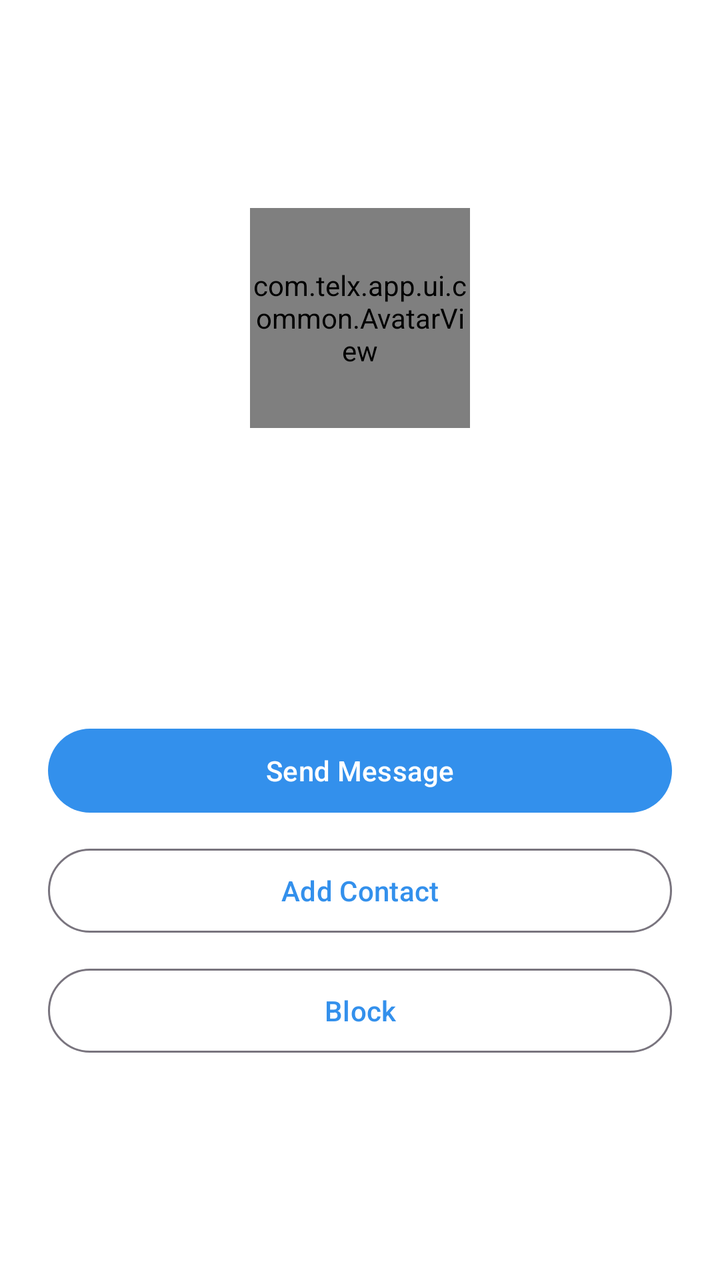
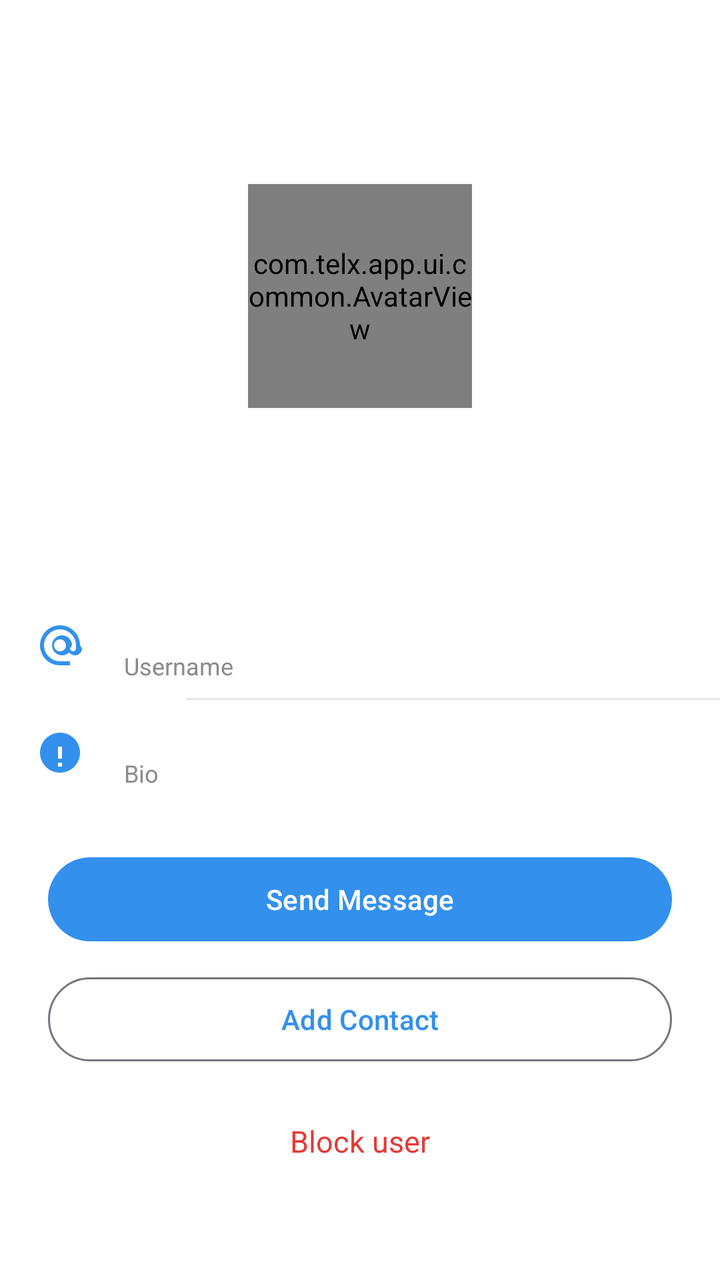

Two renders of the same Android screen: before a commit and after it. Below are the layout's source before the change and the commit's diff.
<!-- AndroidManifest.xml: activity theme Theme.TelX.NoActionBar -->
<!-- res/layout/activity_user_profile.xml -->
<?xml version="1.0" encoding="utf-8"?>
<LinearLayout xmlns:android="http://schemas.android.com/apk/res/android" xmlns:app="http://schemas.android.com/apk/res-auto" xmlns:tools="http://schemas.android.com/tools"
    android:layout_width="match_parent" android:layout_height="match_parent"
    android:orientation="vertical" android:background="@color/window_bg">
    <androidx.appcompat.widget.Toolbar android:id="@+id/up_toolbar"
        android:layout_width="match_parent" android:layout_height="?attr/actionBarSize"
        android:background="@color/toolbar_bg" />
    <ScrollView android:layout_width="match_parent" android:layout_height="match_parent">
        <LinearLayout android:layout_width="match_parent" android:layout_height="wrap_content"
            android:orientation="vertical" android:gravity="center_horizontal" android:padding="24dp">
            <com.telx.app.ui.common.AvatarView android:id="@+id/up_avatar" android:layout_width="110dp" android:layout_height="110dp" android:layout_marginTop="16dp" />
            <TextView android:id="@+id/up_name" android:layout_width="wrap_content" android:layout_height="wrap_content"
                android:layout_marginTop="16dp" android:textSize="22sp" android:textStyle="bold" android:textColor="@color/text_primary" />
            <TextView android:id="@+id/up_status" android:layout_width="wrap_content" android:layout_height="wrap_content"
                android:layout_marginTop="2dp" android:textSize="13sp" android:textColor="@color/tg_blue" />
            <TextView android:id="@+id/up_username" android:layout_width="wrap_content" android:layout_height="wrap_content"
                android:layout_marginTop="12dp" android:textSize="15sp" android:textColor="@color/tg_blue" />
            <TextView android:id="@+id/up_bio" android:layout_width="wrap_content" android:layout_height="wrap_content"
                android:layout_marginTop="6dp" android:textSize="14sp" android:textColor="@color/text_secondary" android:gravity="center" />
            <com.google.android.material.button.MaterialButton android:id="@+id/up_message"
                android:layout_width="match_parent" android:layout_height="50dp" android:layout_marginTop="24dp"
                android:text="Send Message" app:cornerRadius="25dp" />
            <com.google.android.material.button.MaterialButton android:id="@+id/up_contact"
                style="@style/Widget.Material3.Button.OutlinedButton"
                android:layout_width="match_parent" android:layout_height="50dp" android:layout_marginTop="10dp"
                android:text="Add Contact" app:cornerRadius="25dp" />
            <com.google.android.material.button.MaterialButton android:id="@+id/up_block"
                style="@style/Widget.Material3.Button.OutlinedButton"
                android:layout_width="match_parent" android:layout_height="50dp" android:layout_marginTop="10dp"
                android:text="Block" app:cornerRadius="25dp" />
        </LinearLayout>
    </ScrollView>
</LinearLayout>
<!-- resources referenced by this layout -->
<resources>
  <color name="text_primary">#000000</color>
  <color name="text_secondary">#8A8A8E</color>
  <color name="tg_blue">#3390EC</color>
  <color name="toolbar_bg">#FFFFFF</color>
  <color name="window_bg">#FFFFFF</color>
  <style name="Theme.TelX.NoActionBar">
          <item name="windowActionBar">false</item>
          <item name="windowNoTitle">true</item>
      </style>
</resources>

<!-- the commit's change to res/layout/activity_user_profile.xml (unified diff, before → after) -->
@@ -1,33 +1,80 @@
 <?xml version="1.0" encoding="utf-8"?>
 <LinearLayout xmlns:android="http://schemas.android.com/apk/res/android" xmlns:app="http://schemas.android.com/apk/res-auto" xmlns:tools="http://schemas.android.com/tools"
     android:layout_width="match_parent" android:layout_height="match_parent"
-    android:orientation="vertical" android:background="@color/window_bg">
+    android:orientation="vertical" android:background="@color/window_bg"
+    android:layoutDirection="ltr">
     <androidx.appcompat.widget.Toolbar android:id="@+id/up_toolbar"
         android:layout_width="match_parent" android:layout_height="?attr/actionBarSize"
         android:background="@color/toolbar_bg" />
-    <ScrollView android:layout_width="match_parent" android:layout_height="match_parent">
+    <ScrollView android:layout_width="match_parent" android:layout_height="match_parent"
+        android:fillViewport="true">
         <LinearLayout android:layout_width="match_parent" android:layout_height="wrap_content"
-            android:orientation="vertical" android:gravity="center_horizontal" android:padding="24dp">
-            <com.telx.app.ui.common.AvatarView android:id="@+id/up_avatar" android:layout_width="110dp" android:layout_height="110dp" android:layout_marginTop="16dp" />
+            android:orientation="vertical" android:gravity="center_horizontal">
+            <com.telx.app.ui.common.AvatarView android:id="@+id/up_avatar" android:layout_width="112dp" android:layout_height="112dp"
+                android:layout_marginTop="28dp" />
             <TextView android:id="@+id/up_name" android:layout_width="wrap_content" android:layout_height="wrap_content"
-                android:layout_marginTop="16dp" android:textSize="22sp" android:textStyle="bold" android:textColor="@color/text_primary" />
+                android:layout_marginTop="16dp" android:textSize="24sp" android:textStyle="bold" android:textColor="@color/text_primary"
+                android:paddingStart="24dp" android:paddingEnd="24dp" android:gravity="center" android:maxLines="2" android:ellipsize="end" />
             <TextView android:id="@+id/up_status" android:layout_width="wrap_content" android:layout_height="wrap_content"
-                android:layout_marginTop="2dp" android:textSize="13sp" android:textColor="@color/tg_blue" />
-            <TextView android:id="@+id/up_username" android:layout_width="wrap_content" android:layout_height="wrap_content"
-                android:layout_marginTop="12dp" android:textSize="15sp" android:textColor="@color/tg_blue" />
-            <TextView android:id="@+id/up_bio" android:layout_width="wrap_content" android:layout_height="wrap_content"
-                android:layout_marginTop="6dp" android:textSize="14sp" android:textColor="@color/text_secondary" android:gravity="center" />
+                android:layout_marginTop="3dp" android:textSize="14sp" android:textColor="@color/tg_blue" />
+
+            
+            <LinearLayout android:id="@+id/up_row_username"
+                android:layout_width="match_parent" android:layout_height="wrap_content"
+                android:orientation="vertical" android:layout_marginTop="22dp"
+                android:paddingStart="18dp" android:paddingEnd="18dp" android:paddingTop="8dp" android:paddingBottom="8dp"
+                android:background="?android:attr/selectableItemBackground">
+                <LinearLayout android:layout_width="match_parent" android:layout_height="wrap_content"
+                    android:orientation="horizontal" android:gravity="center_vertical">
+                    <ImageView android:layout_width="24dp" android:layout_height="24dp"
+                        android:src="@drawable/ic_at" app:tint="@color/tg_blue" android:contentDescription="username" />
+                    <LinearLayout android:layout_width="0dp" android:layout_height="wrap_content" android:layout_weight="1"
+                        android:orientation="vertical" android:layout_marginStart="20dp">
+                        <TextView android:id="@+id/up_username" android:layout_width="wrap_content" android:layout_height="wrap_content"
+                            android:textSize="15sp" android:textColor="@color/tg_blue" android:maxLines="1" android:ellipsize="end" />
+                        <TextView android:layout_width="wrap_content" android:layout_height="wrap_content"
+                            android:textSize="12sp" android:textColor="@color/text_secondary" android:text="Username" />
+                    </LinearLayout>
+                </LinearLayout>
+            </LinearLayout>
+            <View android:layout_width="match_parent" android:layout_height="1dp"
+                android:background="@color/divider" android:layout_marginStart="62dp" />
+            <LinearLayout android:id="@+id/up_row_bio"
+                android:layout_width="match_parent" android:layout_height="wrap_content"
+                android:orientation="vertical"
+                android:paddingStart="18dp" android:paddingEnd="18dp" android:paddingTop="8dp" android:paddingBottom="8dp">
+                <LinearLayout android:layout_width="match_parent" android:layout_height="wrap_content"
+                    android:orientation="horizontal" android:gravity="center_vertical">
+                    <ImageView android:layout_width="24dp" android:layout_height="24dp"
+                        android:src="@drawable/ic_info" app:tint="@color/tg_blue" android:contentDescription="bio" />
+                    <LinearLayout android:layout_width="0dp" android:layout_height="wrap_content" android:layout_weight="1"
+                        android:orientation="vertical" android:layout_marginStart="20dp">
+                        <TextView android:id="@+id/up_bio" android:layout_width="wrap_content" android:layout_height="wrap_content"
+                            android:textSize="15sp" android:textColor="@color/text_primary" android:maxLines="4" />
+                        <TextView android:layout_width="wrap_content" android:layout_height="wrap_content"
+                            android:textSize="12sp" android:textColor="@color/text_secondary" android:text="Bio" />
+                    </LinearLayout>
+                </LinearLayout>
+            </LinearLayout>
+
             <com.google.android.material.button.MaterialButton android:id="@+id/up_message"
-                android:layout_width="match_parent" android:layout_height="50dp" android:layout_marginTop="24dp"
+                android:layout_width="match_parent" android:layout_height="50dp"
+                android:layout_marginStart="24dp" android:layout_marginEnd="24dp" android:layout_marginTop="22dp"
                 android:text="Send Message" app:cornerRadius="25dp" />
+            <com.google.android.material.button.MaterialButton android:id="@+id/up_edit"
+                android:layout_width="match_parent" android:layout_height="50dp"
+                android:layout_marginStart="24dp" android:layout_marginEnd="24dp" android:layout_marginTop="22dp"
+                android:text="Edit Profile" app:cornerRadius="25dp" android:visibility="gone" />
             <com.google.android.material.button.MaterialButton android:id="@+id/up_contact"
                 style="@style/Widget.Material3.Button.OutlinedButton"
-                android:layout_width="match_parent" android:layout_height="50dp" android:layout_marginTop="10dp"
+                android:layout_width="match_parent" android:layout_height="50dp"
+                android:layout_marginStart="24dp" android:layout_marginEnd="24dp" android:layout_marginTop="10dp"
                 android:text="Add Contact" app:cornerRadius="25dp" />
-            <com.google.android.material.button.MaterialButton android:id="@+id/up_block"
-                style="@style/Widget.Material3.Button.OutlinedButton"
-                android:layout_width="match_parent" android:layout_height="50dp" android:layout_marginTop="10dp"
-                android:text="Block" app:cornerRadius="25dp" />
+            <TextView android:id="@+id/up_block"
+                android:layout_width="match_parent" android:layout_height="52dp"
+                android:gravity="center" android:text="Block user" android:textSize="15sp"
+                android:textColor="@color/error_red" android:layout_marginTop="10dp"
+                android:background="?android:attr/selectableItemBackground" />
         </LinearLayout>
     </ScrollView>
 </LinearLayout>
<!-- resource entries referenced after the edit -->
@@ -1,10 +1,30 @@
 <!-- resources referenced by this layout -->
 <resources>
+  <color name="divider">#E6E6EA</color>
+  <color name="error_red">#E53935</color>
   <color name="text_primary">#000000</color>
   <color name="text_secondary">#8A8A8E</color>
   <color name="tg_blue">#3390EC</color>
   <color name="toolbar_bg">#FFFFFF</color>
   <color name="window_bg">#FFFFFF</color>
+  <!-- drawable ic_at (drawable) -->
+  <?xml version="1.0" encoding="utf-8"?>
+  <vector xmlns:android="http://schemas.android.com/apk/res/android"
+      android:width="24dp" android:height="24dp"
+      android:viewportWidth="24" android:viewportHeight="24"
+      android:tint="?attr/colorControlNormal">
+      <path android:fillColor="@android:color/white"
+          android:pathData="M12,2C6.48,2 2,6.48 2,12s4.48,10 10,10h5v-2h-5c-4.34,0 -8,-3.66 -8,-8s3.66,-8 8,-8 8,3.66 8,8v1.43c0,0.79 -0.71,1.57 -1.5,1.57s-1.5,-0.78 -1.5,-1.57L18,12c0,-2.76 -2.24,-5 -5,-5s-5,2.24 -5,5 2.24,5 5,5c1.38,0 2.64,-0.56 3.54,-1.47 0.65,0.89 1.77,1.47 2.96,1.47 1.97,0 3.5,-1.6 3.5,-3.57L22,12c0,-5.52 -4.48,-10 -10,-10zM12,15c-1.66,0 -3,-1.34 -3,-3s1.34,-3 3,-3 3,1.34 3,3 -1.34,3 -3,3z" />
+  </vector>
+  <!-- drawable ic_info (drawable) -->
+  <?xml version="1.0" encoding="utf-8"?>
+  <vector xmlns:android="http://schemas.android.com/apk/res/android"
+      android:width="24dp" android:height="24dp"
+      android:viewportWidth="24" android:viewportHeight="24"
+      android:tint="?attr/colorControlNormal">
+      <path android:fillColor="@android:color/white"
+          android:pathData="M12,2C6.48,2 2,6.48 2,12s4.48,10 10,10 10,-4.48 10,-10S17.52,2 12,2zM13,19h-2v-2h2v2zM13,15h-2v-6h2v6z" />
+  </vector>
   <style name="Theme.TelX.NoActionBar">
           <item name="windowActionBar">false</item>
           <item name="windowNoTitle">true</item>
